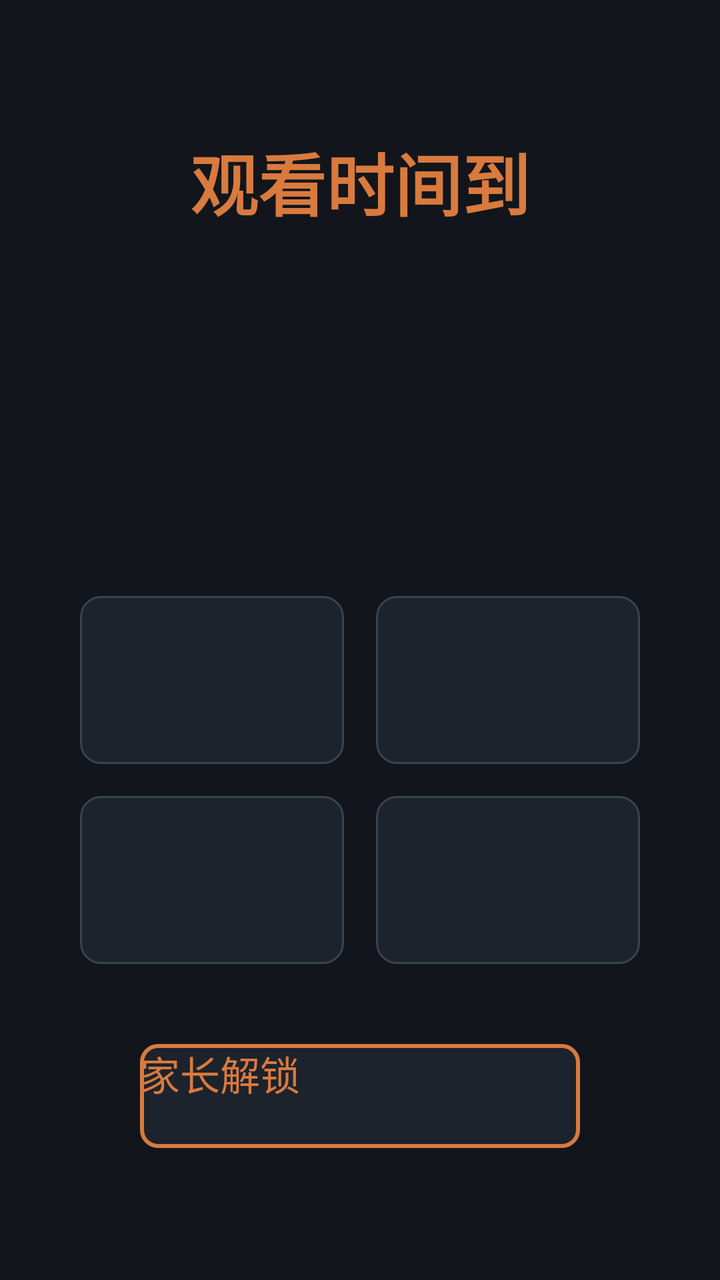
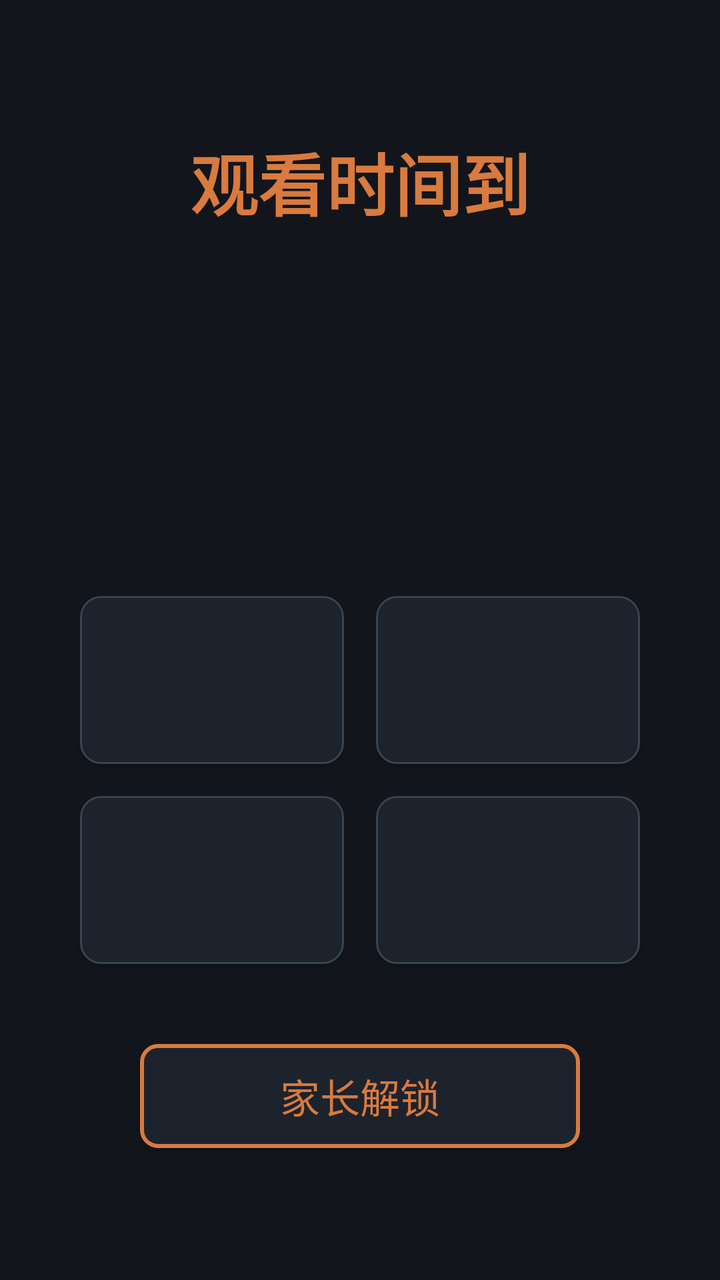

An Android layout rendered at two revisions. The XML below is the earlier revision; the diff shows what the commit changed to produce the second picture.
<!-- AndroidManifest.xml: activity theme Theme.QuizGate.Lock -->
<!-- res/layout/activity_lock.xml -->
<?xml version="1.0" encoding="utf-8"?>
<LinearLayout xmlns:android="http://schemas.android.com/apk/res/android"
    android:layout_width="match_parent"
    android:layout_height="match_parent"
    android:background="@color/bg"
    android:gravity="center"
    android:orientation="vertical"
    android:padding="32dp">

    <TextView
        android:id="@+id/tv_lock_title"
        android:layout_width="wrap_content"
        android:layout_height="wrap_content"
        android:text="观看时间到"
        android:textColor="@color/accent"
        android:textSize="34sp"
        android:textStyle="bold" />

    <TextView
        android:id="@+id/tv_lock_progress"
        android:layout_width="wrap_content"
        android:layout_height="wrap_content"
        android:layout_marginTop="6dp"
        android:textColor="@color/text_secondary"
        android:textSize="20sp" />

    <TextView
        android:id="@+id/tv_lock_prompt"
        android:layout_width="match_parent"
        android:layout_height="wrap_content"
        android:layout_marginTop="28dp"
        android:layout_marginBottom="28dp"
        android:gravity="center"
        android:textColor="@color/text"
        android:textSize="64sp"
        android:textStyle="bold" />

    <TextView
        android:id="@+id/tv_lock_empty"
        android:layout_width="match_parent"
        android:layout_height="wrap_content"
        android:layout_marginTop="28dp"
        android:layout_marginBottom="28dp"
        android:gravity="center"
        android:text="题库为空，请家长在设置页导入题库（U 盘 QuizGate/banks/）后重试"
        android:textColor="@color/wrong"
        android:textSize="22sp"
        android:visibility="gone" />

    <GridLayout
        android:layout_width="match_parent"
        android:layout_height="wrap_content"
        android:columnCount="2"
        android:rowCount="2">

        <Button
            android:id="@+id/btn_opt0"
            android:layout_width="0dp"
            android:layout_height="84dp"
            android:layout_columnWeight="1"
            android:layout_margin="8dp"
            android:background="@drawable/bg_option"
            android:textColor="@color/text"
            android:textSize="26sp" />

        <Button
            android:id="@+id/btn_opt1"
            android:layout_width="0dp"
            android:layout_height="84dp"
            android:layout_columnWeight="1"
            android:layout_margin="8dp"
            android:background="@drawable/bg_option"
            android:textColor="@color/text"
            android:textSize="26sp" />

        <Button
            android:id="@+id/btn_opt2"
            android:layout_width="0dp"
            android:layout_height="84dp"
            android:layout_columnWeight="1"
            android:layout_margin="8dp"
            android:background="@drawable/bg_option"
            android:textColor="@color/text"
            android:textSize="26sp" />

        <Button
            android:id="@+id/btn_opt3"
            android:layout_width="0dp"
            android:layout_height="84dp"
            android:layout_columnWeight="1"
            android:layout_margin="8dp"
            android:background="@drawable/bg_option"
            android:textColor="@color/text"
            android:textSize="26sp" />
    </GridLayout>

    <Button
        android:id="@+id/btn_parent_unlock"
        android:layout_width="wrap_content"
        android:layout_height="52dp"
        android:layout_marginTop="32dp"
        android:background="@drawable/bg_button_secondary"
        android:minWidth="220dp"
        android:text="家长解锁"
        android:textColor="@color/accent"
        android:textSize="20sp" />
</LinearLayout>
<!-- resources referenced by this layout -->
<resources>
  <color name="accent">#D97A3E</color>
  <color name="bg">#12161C</color>
  <color name="text">#F5EDE4</color>
  <color name="text_secondary">#9AA4B0</color>
  <color name="wrong">#B34431</color>
  <!-- drawable bg_button_secondary (drawable) -->
  <?xml version="1.0" encoding="utf-8"?>
  <selector xmlns:android="http://schemas.android.com/apk/res/android">
      <item android:state_pressed="true">
          <shape android:shape="rectangle">
              <solid android:color="@color/card_pressed" />
              <stroke android:width="3dp" android:color="@color/accent" />
              <corners android:radius="8dp" />
          </shape>
      </item>
      <item android:state_focused="true">
          <shape android:shape="rectangle">
              <solid android:color="@color/card_pressed" />
              <stroke android:width="3dp" android:color="@color/accent" />
              <corners android:radius="8dp" />
          </shape>
      </item>
      <item>
          <shape android:shape="rectangle">
              <solid android:color="@color/card" />
              <stroke android:width="2dp" android:color="@color/accent" />
              <corners android:radius="8dp" />
          </shape>
      </item>
  </selector>
  <!-- drawable bg_option (drawable) -->
  <?xml version="1.0" encoding="utf-8"?>
  <selector xmlns:android="http://schemas.android.com/apk/res/android">
      <item android:state_pressed="true">
          <shape android:shape="rectangle">
              <solid android:color="@color/card_pressed" />
              <stroke android:width="2dp" android:color="@color/accent" />
              <corners android:radius="10dp" />
          </shape>
      </item>
      <item android:state_focused="true">
          <shape android:shape="rectangle">
              <solid android:color="@color/card" />
              <stroke android:width="3dp" android:color="@color/accent" />
              <corners android:radius="10dp" />
          </shape>
      </item>
      <item>
          <shape android:shape="rectangle">
              <solid android:color="@color/card" />
              <stroke android:width="1dp" android:color="@color/stroke" />
              <corners android:radius="10dp" />
          </shape>
      </item>
  </selector>
  <style name="Theme.QuizGate.Lock" parent="@android:style/Theme.Material.NoTitleBar.Fullscreen">
          <item name="android:colorBackground">@color/bg</item>
          <item name="android:windowBackground">@color/bg</item>
      </style>
  <color name="card_pressed">#2A3442</color>
  <color name="card">#1C232D</color>
  <color name="stroke">#39434F</color>
</resources>

<!-- the commit's change to res/layout/activity_lock.xml (unified diff, before → after) -->
@@ -1,5 +1,6 @@
 <?xml version="1.0" encoding="utf-8"?>
 <LinearLayout xmlns:android="http://schemas.android.com/apk/res/android"
+    xmlns:tools="http://schemas.android.com/tools"
     android:layout_width="match_parent"
     android:layout_height="match_parent"
     android:background="@color/bg"
@@ -55,6 +56,7 @@
 
         <Button
             android:id="@+id/btn_opt0"
+            tools:runtimeText="true"
             android:layout_width="0dp"
             android:layout_height="84dp"
             android:layout_columnWeight="1"
@@ -65,6 +67,7 @@
 
         <Button
             android:id="@+id/btn_opt1"
+            tools:runtimeText="true"
             android:layout_width="0dp"
             android:layout_height="84dp"
             android:layout_columnWeight="1"
@@ -75,6 +78,7 @@
 
         <Button
             android:id="@+id/btn_opt2"
+            tools:runtimeText="true"
             android:layout_width="0dp"
             android:layout_height="84dp"
             android:layout_columnWeight="1"
@@ -85,6 +89,7 @@
 
         <Button
             android:id="@+id/btn_opt3"
+            tools:runtimeText="true"
             android:layout_width="0dp"
             android:layout_height="84dp"
             android:layout_columnWeight="1"
<!-- resource entries referenced after the edit -->
@@ -55,7 +55,8 @@
           </shape>
       </item>
   </selector>
-  <style name="Theme.QuizGate.Lock" parent="@android:style/Theme.Material.NoTitleBar.Fullscreen">
+  <style name="Theme.QuizGate.Lock" parent="android:Theme.Material.NoActionBar">
+          <item name="android:windowFullscreen">true</item>
           <item name="android:colorBackground">@color/bg</item>
           <item name="android:windowBackground">@color/bg</item>
       </style>
